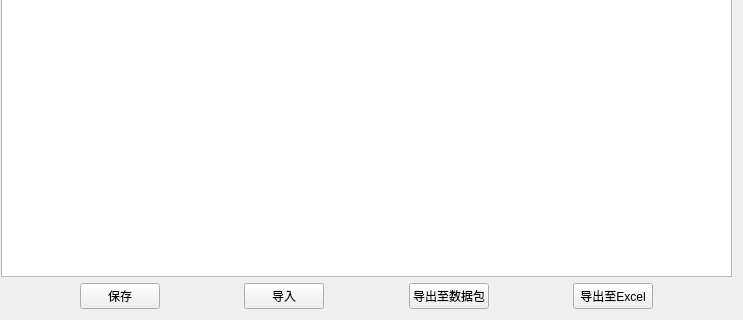
Qt form widgets/orderManage/Widget_AdjustOrder.ui (Belos10/Equip) before a commit; both pictures show x 352 to 1095 and y 394 to 714 of the 1095 by 714 pixel window.
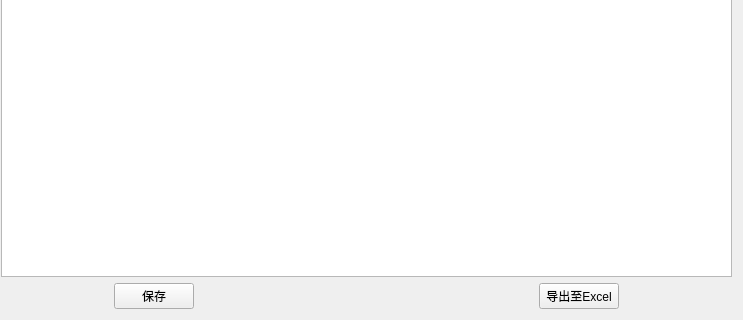
The same form after that commit.

Commit message: 修改无效导入导出

```diff
--- a/widgets/orderManage/Widget_AdjustOrder.ui
+++ b/widgets/orderManage/Widget_AdjustOrder.ui
@@ -240,13 +240,6 @@
          </property>
         </spacer>
        </item>
-       <item>
-        <widget class="QPushButton" name="pb_Input">
-         <property name="text">
-          <string>导入</string>
-         </property>
-        </widget>
-       </item>
        <item>
         <spacer name="horizontalSpacer_4">
          <property name="orientation">
@@ -260,13 +253,6 @@
          </property>
         </spacer>
        </item>
-       <item>
-        <widget class="QPushButton" name="pb_Output">
-         <property name="text">
-          <string>导出至数据包</string>
-         </property>
-        </widget>
-       </item>
        <item>
         <spacer name="horizontalSpacer_5">
          <property name="orientation">
```
Left out of the diff: 4 changed lines with no effect on the pictures. The commit also changes 14 other files.
